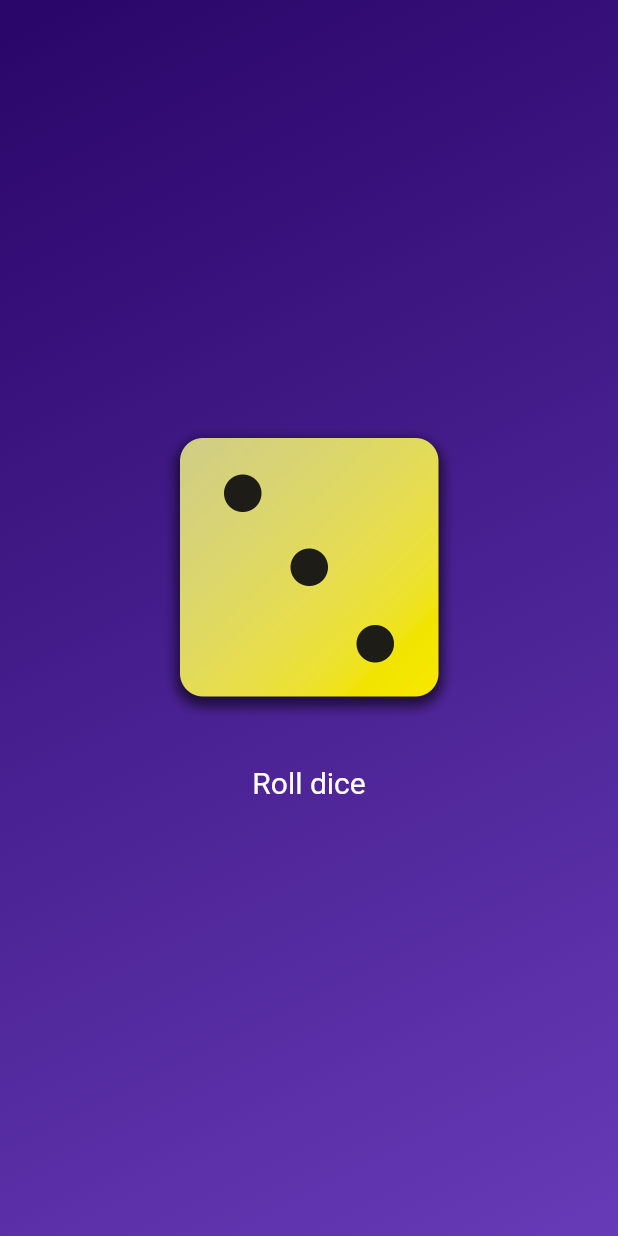
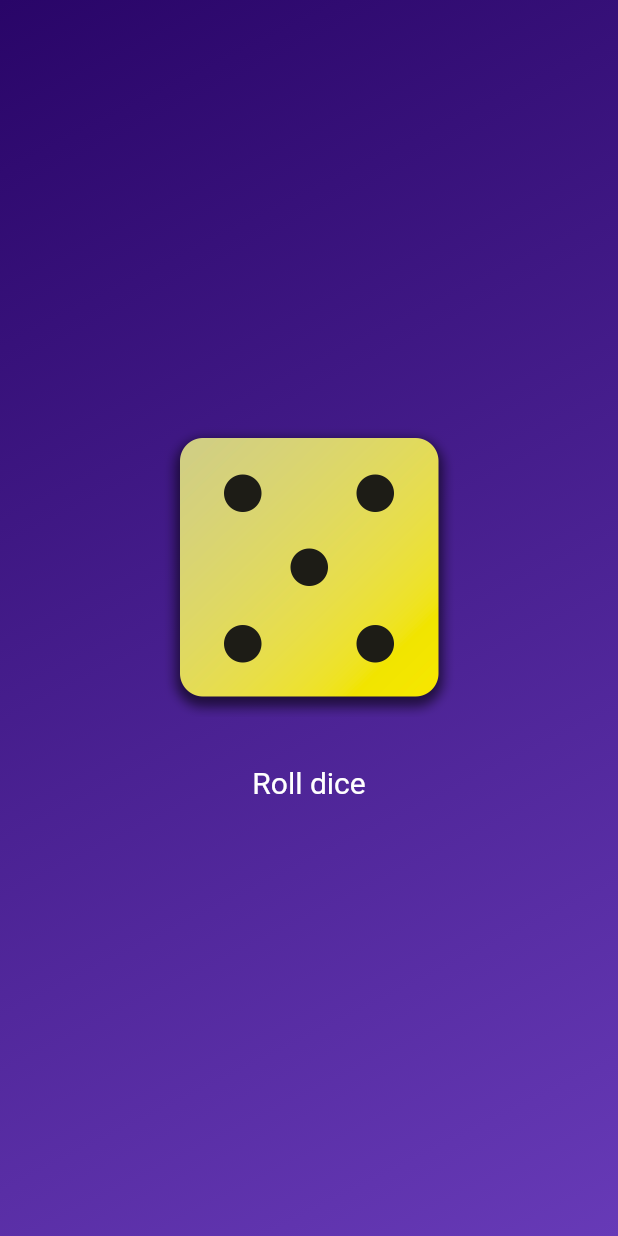
Before and after one commit to mdachi-codes/roll-dice, a Flutter app: the screen it shows after launch, after a tap on "Roll dice", on a phone screen of 412 x 824 dp. Run offline on Flutter 3.47's test engine with Material 2 defaults, Android fonts, the phone set to English and light mode, and no system bars.

Commit message:
randomly generate dice values

```diff
--- /dev/null
+++ b/lib/widgets/dice_roller.dart
@@ -0,0 +1,45 @@
+import 'dart:math';
+
+import 'package:flutter/material.dart';
+
+class DiceRoller extends StatefulWidget {
+  const DiceRoller({super.key});
+
+  @override
+  State<DiceRoller> createState() {
+    return _DiceRollerState();
+  }
+}
+
+class _DiceRollerState extends State<DiceRoller> {
+  var currentDiceRoll = 1;
+
+  @override
+  Widget build(context) {
+    return Center(
+        child: Column(
+      mainAxisSize: MainAxisSize.min,
+      children: [
+        Image.asset(
+          'assets/images/dice-$currentDiceRoll.png',
+          width: 200,
+        ),
+        const SizedBox(
+          height: 20,
+        ),
+        TextButton(
+            onPressed: rollDice,
+            style: TextButton.styleFrom(
+                foregroundColor: Colors.white,
+                textStyle: const TextStyle(fontSize: 20)),
+            child: const Text('Roll dice'))
+      ],
+    ));
+  }
+
+  void rollDice() {
+    setState(() {
+      currentDiceRoll = Random().nextInt(6) + 1;
+    });
+  }
+}
--- a/lib/widgets/gradient_container.dart
+++ b/lib/widgets/gradient_container.dart
@@ -1,5 +1,5 @@
 import 'package:flutter/material.dart';
-import 'package:roll_dice/widgets/styled_text.dart';
+import 'package:roll_dice/widgets/dice_roller.dart';
 
 const startAlignment = Alignment.topLeft;
 const endAlignment = Alignment.bottomRight;
@@ -16,25 +16,7 @@ class GradientContainer extends StatelessWidget {
         gradient: LinearGradient(
             colors: colors, begin: startAlignment, end: endAlignment),
       ),
-      child: Center(
-          child: Column(
-        mainAxisSize: MainAxisSize.min,
-        children: [
-          Image.asset(
-            'assets/images/dice-3.png',
-            width: 200,
-          ),
-          const SizedBox(
-            height: 20,
-          ),
-          TextButton(
-              onPressed: rollDice,
-              style: TextButton.styleFrom(
-                  foregroundColor: Colors.white,
-                  textStyle: const TextStyle(fontSize: 20)),
-              child: const Text('Roll dice'))
-        ],
-      )),
+      child: const DiceRoller(),
     );
   }
 
```
